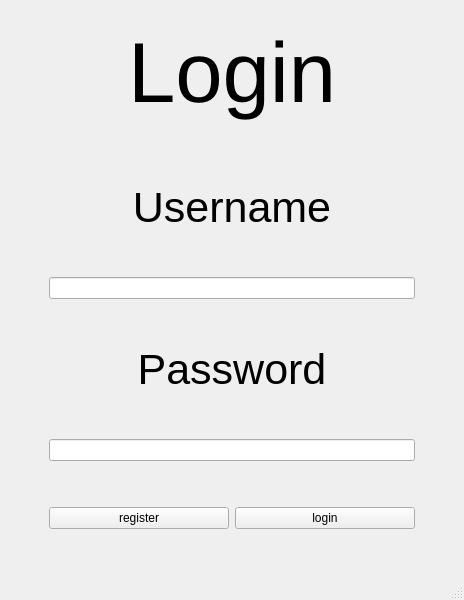
Old version of the form login.ui in the repository TTeuber/bank_balance.
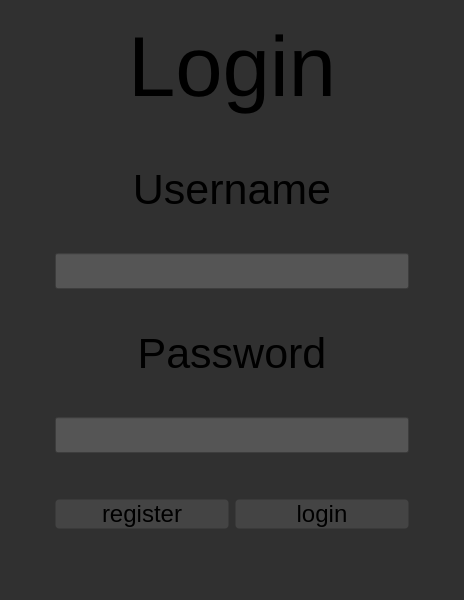
New version of the form.

Commit message: added qss style sheet

What changed in the file:
```diff
--- a/login.ui
+++ b/login.ui
@@ -10,15 +10,43 @@
     <height>600</height>
    </rect>
   </property>
+  <property name="font">
+   <font>
+    <family>.AppleSystemUIFont</family>
+   </font>
+  </property>
   <property name="windowTitle">
    <string>MainWindow</string>
   </property>
+  <property name="styleSheet">
+   <string notr="true">QWidget
+{
+	Background: #303030;
+	color: &quot;white&quot;;
+}
+QPushButton
+{
+	Background: #444444;
+	border: &quot;black&quot;;
+	border-width: 1px;
+	border-style: solid;
+    border-radius: 4px;
+}
+
+QLineEdit
+{
+	Background: #555555;
+}</string>
+  </property>
   <widget class="QWidget" name="centralwidget">
+   <property name="styleSheet">
+    <string notr="true"/>
+   </property>
    <layout class="QGridLayout" name="gridLayout">
     <item row="4" column="1" colspan="2">
      <widget class="QLineEdit" name="password_edit">
       <property name="sizePolicy">
-       <sizepolicy hsizetype="Minimum" vsizetype="Fixed">
+       <sizepolicy hsizetype="Minimum" vsizetype="Maximum">
         <horstretch>20</horstretch>
         <verstretch>0</verstretch>
        </sizepolicy>
@@ -26,9 +54,14 @@
       <property name="minimumSize">
        <size>
         <width>40</width>
-        <height>0</height>
+        <height>30</height>
        </size>
       </property>
+      <property name="font">
+       <font>
+        <pointsize>18</pointsize>
+       </font>
+      </property>
       <property name="alignment">
        <set>Qt::AlignCenter</set>
       </property>
@@ -50,36 +83,6 @@
       </property>
      </spacer>
     </item>
-    <item row="3" column="1" colspan="2">
-     <widget class="QLabel" name="label_3">
-      <property name="font">
-       <font>
-        <pointsize>32</pointsize>
-       </font>
-      </property>
-      <property name="text">
-       <string>Password</string>
-      </property>
-      <property name="alignment">
-       <set>Qt::AlignCenter</set>
-      </property>
-     </widget>
-    </item>
-    <item row="1" column="1" colspan="2">
-     <widget class="QLabel" name="label_2">
-      <property name="font">
-       <font>
-        <pointsize>32</pointsize>
-       </font>
-      </property>
-      <property name="text">
-       <string>Username</string>
-      </property>
-      <property name="alignment">
-       <set>Qt::AlignCenter</set>
-      </property>
-     </widget>
-    </item>
     <item row="7" column="0">
      <spacer name="horizontalSpacer">
       <property name="orientation">
@@ -112,23 +115,25 @@
       </property>
      </spacer>
     </item>
-    <item row="0" column="1" colspan="2">
-     <widget class="QLabel" name="label">
-      <property name="font">
-       <font>
-        <pointsize>64</pointsize>
-       </font>
-      </property>
-      <property name="text">
-       <string>Login</string>
-      </property>
-      <property name="alignment">
-       <set>Qt::AlignCenter</set>
-      </property>
-     </widget>
-    </item>
     <item row="2" column="1" colspan="2">
      <widget class="QLineEdit" name="username_edit">
+      <property name="sizePolicy">
+       <sizepolicy hsizetype="Expanding" vsizetype="Maximum">
+        <horstretch>0</horstretch>
+        <verstretch>0</verstretch>
+       </sizepolicy>
+      </property>
+      <property name="minimumSize">
+       <size>
+        <width>0</width>
+        <height>30</height>
+       </size>
+      </property>
+      <property name="font">
+       <font>
+        <pointsize>18</pointsize>
+       </font>
+      </property>
       <property name="alignment">
        <set>Qt::AlignCenter</set>
       </property>
@@ -136,6 +141,23 @@
     </item>
     <item row="7" column="1">
      <widget class="QPushButton" name="register_button">
+      <property name="sizePolicy">
+       <sizepolicy hsizetype="Minimum" vsizetype="Maximum">
+        <horstretch>0</horstretch>
+        <verstretch>0</verstretch>
+       </sizepolicy>
+      </property>
+      <property name="minimumSize">
+       <size>
+        <width>0</width>
+        <height>30</height>
+       </size>
+      </property>
+      <property name="font">
+       <font>
+        <pointsize>18</pointsize>
+       </font>
+      </property>
       <property name="text">
        <string>register</string>
       </property>
@@ -143,6 +165,23 @@
     </item>
     <item row="7" column="2">
      <widget class="QPushButton" name="login_button">
+      <property name="sizePolicy">
+       <sizepolicy hsizetype="Minimum" vsizetype="Maximum">
+        <horstretch>0</horstretch>
+        <verstretch>0</verstretch>
+       </sizepolicy>
+      </property>
+      <property name="minimumSize">
+       <size>
+        <width>0</width>
+        <height>30</height>
+       </size>
+      </property>
+      <property name="font">
+       <font>
+        <pointsize>18</pointsize>
+       </font>
+      </property>
       <property name="text">
        <string>login</string>
       </property>
@@ -164,6 +203,54 @@
       </property>
      </spacer>
     </item>
+    <item row="1" column="0" colspan="4">
+     <widget class="QLabel" name="label_2">
+      <property name="font">
+       <font>
+        <pointsize>32</pointsize>
+       </font>
+      </property>
+      <property name="text">
+       <string>Username</string>
+      </property>
+      <property name="alignment">
+       <set>Qt::AlignCenter</set>
+      </property>
+     </widget>
+    </item>
+    <item row="3" column="0" colspan="4">
+     <widget class="QLabel" name="label_3">
+      <property name="font">
+       <font>
+        <pointsize>32</pointsize>
+       </font>
+      </property>
+      <property name="text">
+       <string>Password</string>
+      </property>
+      <property name="alignment">
+       <set>Qt::AlignCenter</set>
+      </property>
+     </widget>
+    </item>
+    <item row="0" column="0" colspan="4">
+     <widget class="QLabel" name="label">
+      <property name="font">
+       <font>
+        <pointsize>64</pointsize>
+       </font>
+      </property>
+      <property name="styleSheet">
+       <string notr="true"/>
+      </property>
+      <property name="text">
+       <string>Login</string>
+      </property>
+      <property name="alignment">
+       <set>Qt::AlignCenter</set>
+      </property>
+     </widget>
+    </item>
    </layout>
   </widget>
   <widget class="QMenuBar" name="menubar">
```
The commit also changes 3 other files.
